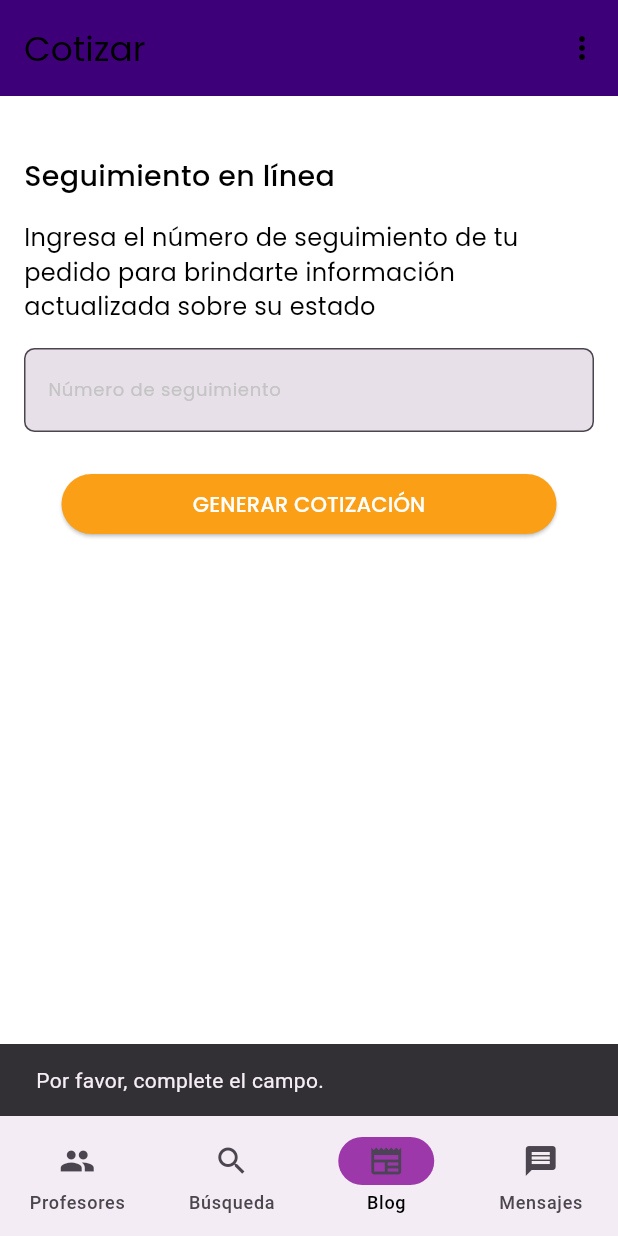
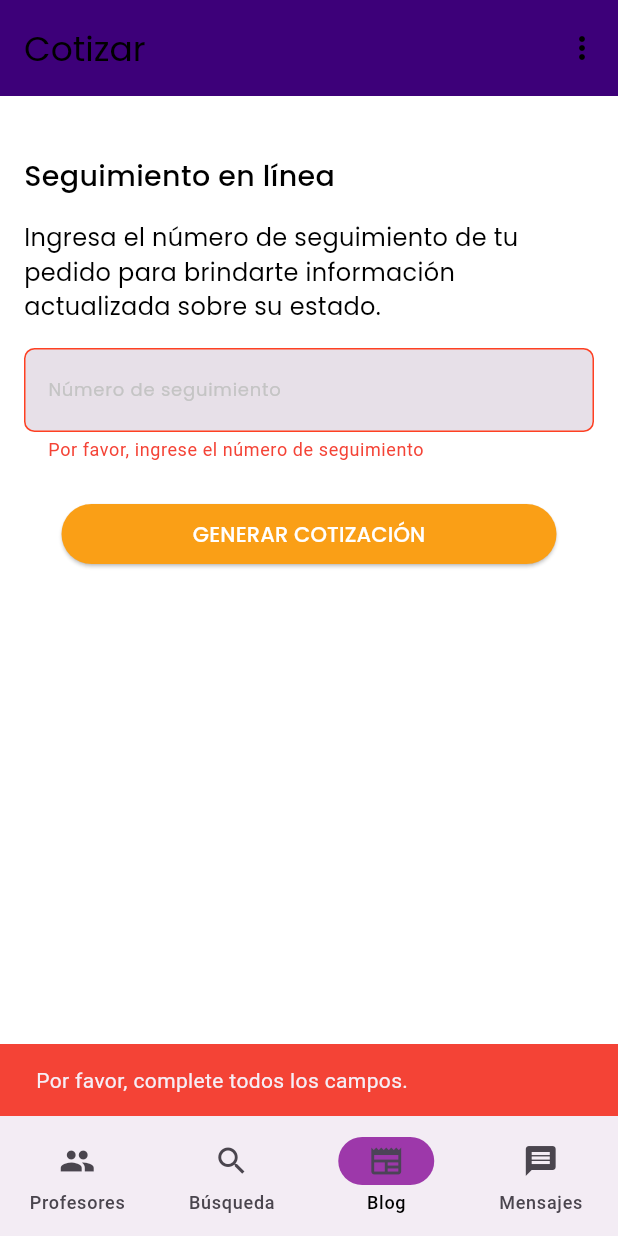
Before and after one commit to S1MAA/PIP_APP, a Flutter app: the screen it shows after launch, item 3 of the bottom bar chosen, after a tap on "GENERAR COTIZACIÓN", on a phone screen of 412 x 824 dp. Run offline on Flutter 3.47's test engine with Material 3 defaults, Android fonts, the phone set to English and light mode, and no system bars; our stand-ins replace cloud_firestore, firebase_core, flex_color_scheme; accounts and stored records are empty.

Commit message:
se arrglo el feedback al rellenar formulario

```diff
--- a/pip_app/lib/components/formulario.dart
+++ b/pip_app/lib/components/formulario.dart
@@ -20,39 +20,38 @@ class _FormularioScreenState extends State<FormularioScreen> {
     super.dispose();
   }
 
-  bool _camposCompletos() {
-    return _nSeguimiento.text.isNotEmpty;
-  }
-
   Future<void> _subirDatosYNavergar(BuildContext context) async {
-    if (!_camposCompletos()) {
+    // Validar el formulario. Si no esta completo el campo, aparece el snackbar-----------------
+    if (!_formKey.currentState!.validate()) {
+      // Mostrar SnackBar si hay errores
       ScaffoldMessenger.of(context).showSnackBar(
         const SnackBar(
-          content: Text('Por favor, complete el campo.'),
-          duration: Duration(seconds: 3),
+          content: Text('Por favor, complete todos los campos.'),
+          duration: Duration(seconds: 3), //Duración del snackbar
+          backgroundColor: Colors.red,
         ),
       );
-      return; // No continuar si los campos están incompletos
+      return; // Detener ejecución si hay errores
     }
 
     try {
       // Subir los datos a Firebase
       await FirebaseFirestore.instance.collection('Seguimiento').add({
-        'segumiento': _nSeguimiento.text, // Destino recibido de la primera pantalla
-        'timestamp': FieldValue.serverTimestamp(), // Fecha/hora del servidor
+        'seguimiento': _nSeguimiento.text,
+        'timestamp': FieldValue.serverTimestamp(),
       });
 
-      // Mostrar mensaje de éxito
+      // Mostrar mensaje de éxito en snackbar -----------------
       // ignore: use_build_context_synchronously
       ScaffoldMessenger.of(context).showSnackBar(
         const SnackBar(content: Text('Datos guardados exitosamente')),
       );
 
-      // Navegar a la pantalla Cotizar
+      // Navegar a la pantalla Home
       if (context.mounted) {
         Navigator.of(context).pushReplacement(
           MaterialPageRoute(
-            builder: (context) => const HomeScreen(), // Ajusta según tu flujo
+            builder: (context) => const HomeScreen(),
           ),
         );
       }
@@ -76,27 +75,22 @@ class _FormularioScreenState extends State<FormularioScreen> {
             right: 16.0,
             top: 16.0,
           ),
+          child: Form(
+            key: _formKey,
             child: Column(
               crossAxisAlignment: CrossAxisAlignment.start,
               mainAxisSize: MainAxisSize.min,
               children: [
                 const SizedBox(height: 24),
-              Form(
-                key: _formKey,
-                child: Column(
-                  crossAxisAlignment: CrossAxisAlignment.start,
-                  mainAxisSize: MainAxisSize.min,
-                  children: [
                 const Text(
                   'Seguimiento en línea',
                   style: TextStyle(fontSize: 19, fontFamily: 'Poppins-Medium'),
                 ),
                 const SizedBox(height: 16),
                 const Text(
-                      'Ingresa el número de seguimiento de tu pedido para brindarte información actualizada sobre su estado',
+                  'Ingresa el número de seguimiento de tu pedido para brindarte información actualizada sobre su estado.',
                   style: TextStyle(fontSize: 16, fontFamily: 'Poppins-Regular'),
                 ),
-
                 const SizedBox(height: 16),
                 TextFormField(
                   controller: _nSeguimiento,
@@ -106,6 +100,11 @@ class _FormularioScreenState extends State<FormularioScreen> {
                       fontFamily: 'Poppins-Regular',
                       fontSize: 12,
                       color: Color.fromARGB(255, 196, 196, 196),
+                    ),
+                    errorStyle: TextStyle(
+                      //Al no completar el campo, error de textfield rojo del textfield --------
+                      fontSize: 12,
+                      color: Colors.red,
                     ),
                   ),
                   validator: (value) {
@@ -122,7 +121,8 @@ class _FormularioScreenState extends State<FormularioScreen> {
                     child: ElevatedButton(
                       onPressed: () => _subirDatosYNavergar(context),
                       style: ElevatedButton.styleFrom(
-                            backgroundColor: Theme.of(context).colorScheme.secondary,
+                        backgroundColor:
+                            Theme.of(context).colorScheme.secondary,
                         foregroundColor: Colors.white,
                       ),
                       child: const Text(
@@ -138,8 +138,6 @@ class _FormularioScreenState extends State<FormularioScreen> {
               ],
             ),
           ),
-            ],
-          ),
         ),
       ),
     );
```
Lines whose indentation alone changed are shown as unchanged.
